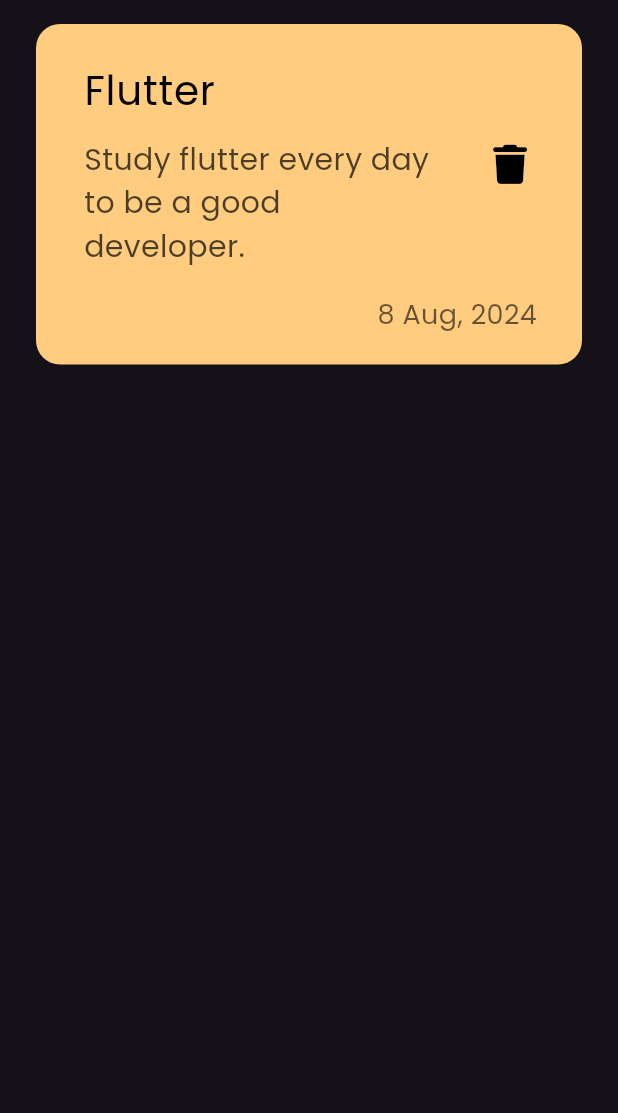
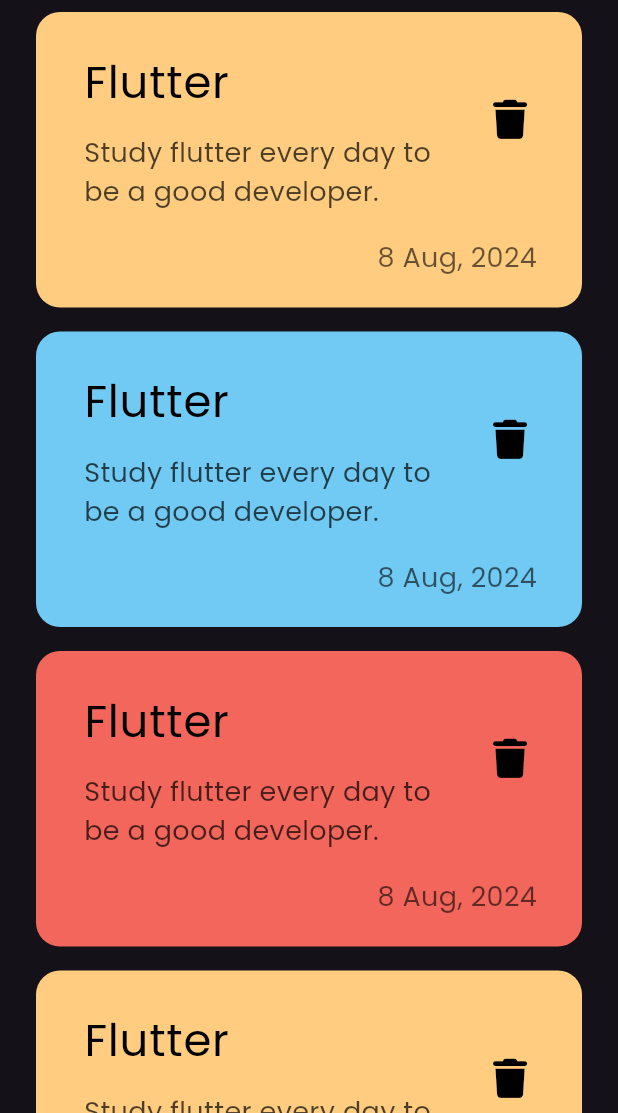
Before and after one commit to osamamorizk/notes-app, a Flutter app: the screen it shows after launch, on a phone screen of 412 x 824 dp, the part 123-1236 px from its top. Run offline on Flutter 3.47's test engine with Material 3 defaults, Android fonts, the light colour scheme and no system bars; our stand-ins replace font_awesome_flutter.

Commit message:
create note listview

```diff
--- a/lib/widgets/note_item.dart
+++ b/lib/widgets/note_item.dart
@@ -2,14 +2,13 @@
 import 'package:font_awesome_flutter/font_awesome_flutter.dart';
 
 class NoteItem extends StatelessWidget {
-  const NoteItem({super.key});
-
+  const NoteItem({super.key, required this.color});
+  final Color color;
   @override
   Widget build(BuildContext context) {
     return Container(
-      decoration: BoxDecoration(
-          color: const Color(0xffFFCC80),
-          borderRadius: BorderRadius.circular(16)),
+      decoration:
+          BoxDecoration(color: color, borderRadius: BorderRadius.circular(16)),
       padding: const EdgeInsets.only(left: 16, top: 16, bottom: 20),
       child: Column(
         crossAxisAlignment: CrossAxisAlignment.end,
@@ -18,7 +17,7 @@
             title: const Text(
               'Flutter',
               style: TextStyle(
-                fontSize: 27,
+                fontSize: 30,
                 color: Colors.black,
               ),
             ),
@@ -27,18 +26,21 @@
               child: Text(
                 'Study flutter every day to be a good developer.',
                 style: TextStyle(
-                  fontSize: 20,
+                  fontSize: 18,
                   color: Colors.black.withOpacity(.7),
                 ),
               ),
             ),
-            trailing: IconButton(
-              icon: const Icon(
-                FontAwesomeIcons.trash,
-                color: Colors.black,
-                size: 26,
+            trailing: Padding(
+              padding: const EdgeInsets.only(bottom: 32),
+              child: IconButton(
+                icon: const Icon(
+                  FontAwesomeIcons.trash,
+                  color: Colors.black,
+                  size: 26,
+                ),
+                onPressed: () {},
               ),
-              onPressed: () {},
             ),
           ),
           Padding(
--- /dev/null
+++ b/lib/widgets/note_listview.dart
@@ -0,0 +1,28 @@
+import 'package:flutter/material.dart';
+import 'package:notes_application/widgets/note_item.dart';
+
+class NotesListView extends StatelessWidget {
+  const NotesListView({super.key});
+
+  final colors = const [
+    Color(0xffFFCC80),
+    Color.fromARGB(255, 113, 202, 243),
+    Color.fromARGB(255, 243, 102, 92),
+    Color(0xffFFCC80),
+    Color.fromARGB(255, 113, 202, 243),
+    Color.fromARGB(255, 243, 102, 92)
+  ];
+  @override
+  Widget build(BuildContext context) {
+    return ListView.builder(
+        itemCount: colors.length,
+        itemBuilder: (context, index) {
+          return Padding(
+            padding: const EdgeInsets.symmetric(vertical: 8),
+            child: NoteItem(
+              color: colors[index],
+            ),
+          );
+        });
+  }
+}
--- a/lib/widgets/notes_view_body.dart
+++ b/lib/widgets/notes_view_body.dart
@@ -1,6 +1,7 @@
 import 'package:flutter/material.dart';
 import 'package:notes_application/widgets/custom_appbar.dart';
 import 'package:notes_application/widgets/note_item.dart';
+import 'package:notes_application/widgets/note_listview.dart';
 
 class NotesViewBody extends StatelessWidget {
   const NotesViewBody({super.key});
@@ -15,10 +16,7 @@
             height: 32,
           ),
           CustomAppBar(),
-          SizedBox(
-            height: 16,
-          ),
-          NoteItem(),
+          Expanded(child: NotesListView())
         ],
       ),
     );
```
